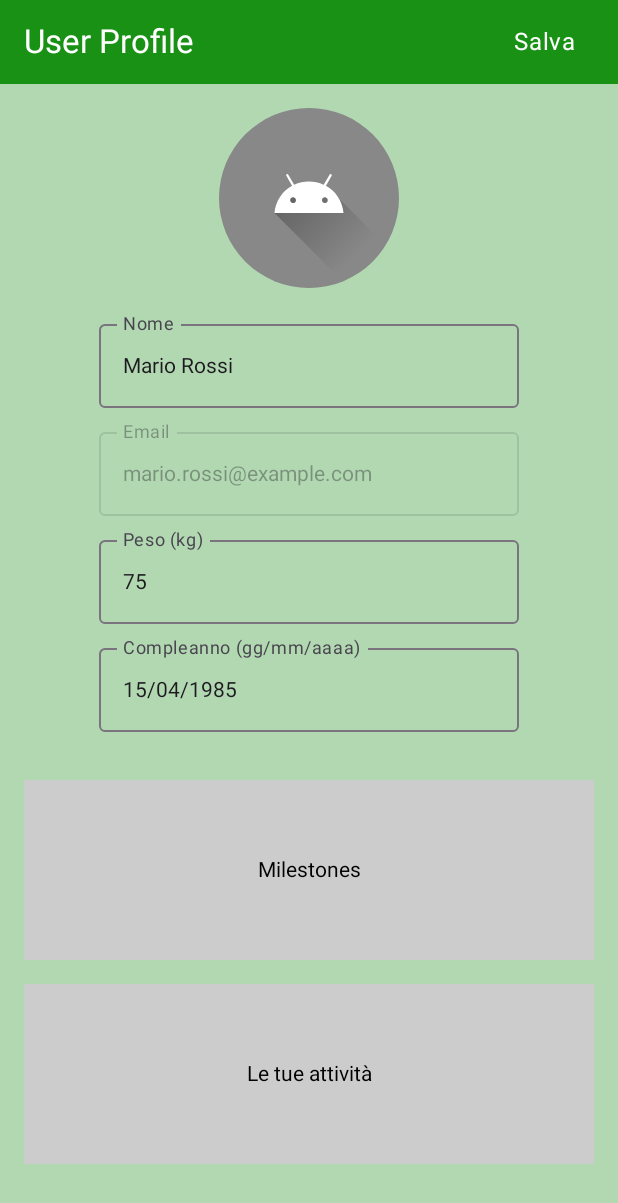
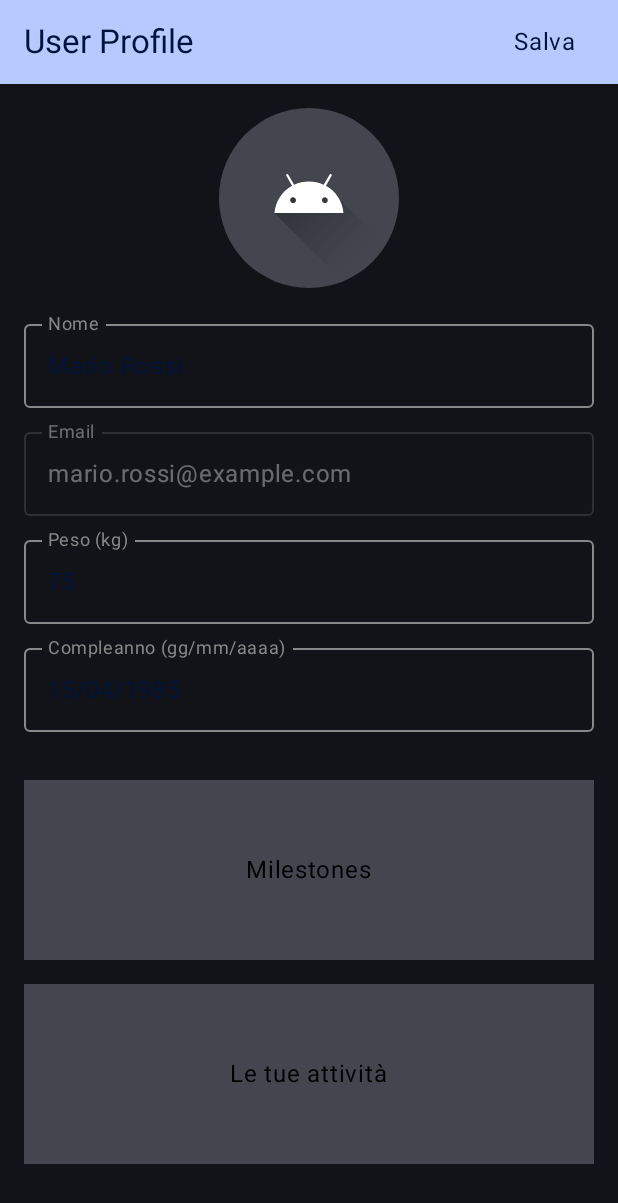
Before and after one commit to giuliocapo/GardenBuddy, an Android app built with Jetpack Compose: the @Preview function UserProfileScreenPreview, on a phone screen of 412 x 824 dp. Shown: the top 1203 px of the screen. Run offline under Robolectric (Android 15) with nearby library versions, the phone set to English and light mode, and no system bars.

Commit message:
theme and UserProfileScreen.kt updated

```diff
--- a/app/build.gradle.kts
+++ b/app/build.gradle.kts
@@ -20,6 +20,7 @@ android {
         android.buildFeatures.buildConfig = true
         val apiKeyPlant: String = project.findProperty("apiKeyPlant") as String? ?: ""
         buildConfigField("String", "API_KEY_PLANT", "\"$apiKeyPlant\"")
+        android.buildFeatures.buildConfig = true
     }
 
     buildTypes {
--- a/app/src/main/java/com/example/gardenbuddy/MainActivity.kt
+++ b/app/src/main/java/com/example/gardenbuddy/MainActivity.kt
@@ -30,7 +30,8 @@ class MainActivity : ComponentActivity() {
         FirebaseInitializer.init(this)
 
         setContent {
-            GardenBuddyTheme {
+            // Usa darkTheme = false se desideri il tema chiaro
+            GardenBuddyTheme(darkTheme = true) {
                 AppScaffold()
             }
         }
--- a/app/src/main/java/com/example/gardenbuddy/ui/screens/homescreen/WeatherCard.kt
+++ b/app/src/main/java/com/example/gardenbuddy/ui/screens/homescreen/WeatherCard.kt
@@ -39,8 +39,8 @@ fun WeatherCard(
         ) {
             Column(modifier = modifier.weight(1f)){
                 //AnimatedSunWithClouds(modifier)
-                //SunIcon(modifier)
-                CloudsAndRainIcon()
+                SunIcon(modifier)
+                //CloudsAndRainIcon()
             }
 
             // Sezione Informazioni Meteo
--- a/app/src/main/java/com/example/gardenbuddy/ui/screens/userprofilescreen/UserProfileScreen.kt
+++ b/app/src/main/java/com/example/gardenbuddy/ui/screens/userprofilescreen/UserProfileScreen.kt
@@ -10,21 +10,22 @@ import androidx.compose.runtime.*
 import androidx.compose.ui.Alignment
 import androidx.compose.ui.Modifier
 import androidx.compose.ui.draw.clip
-import androidx.compose.ui.graphics.Color
+
 import androidx.compose.ui.layout.ContentScale
 import androidx.compose.ui.res.painterResource
+import androidx.compose.ui.text.input.KeyboardType
 import androidx.compose.ui.tooling.preview.Preview
 import androidx.compose.ui.unit.dp
-import androidx.compose.ui.unit.sp
 import androidx.lifecycle.viewmodel.compose.viewModel
 import com.example.gardenbuddy.R
 import com.example.gardenbuddy.data.models.User
-import com.example.gardenbuddy.ui.theme.darkGreen
-import com.example.gardenbuddy.ui.theme.softGreen
+import com.example.gardenbuddy.ui.theme.GardenBuddyTheme
 import com.example.gardenbuddy.utils.toFormattedString
 import java.text.SimpleDateFormat
 import java.util.*
-
+import android.util.Log
+import androidx.compose.foundation.text.KeyboardOptions
+import androidx.compose.ui.graphics.Color
 
 @Composable
 fun UserProfileScreen(
@@ -51,10 +52,13 @@ fun UserProfileScreen(
             name = user.name
             email = user.email
             weight = user.weight.toString()
-            birthDate = user.birthdate?.toFormattedString().toString()// Formatta la data
+            birthDate = user.birthdate?.toFormattedString().toString() // Formatta la data
         }
     }
 
+    // Scaffold con una BottomAppBar di esempio
+    Scaffold(
+        content = { innerPadding ->
             UserProfileContent(
                 userId = userId,
                 name = name,
@@ -63,10 +67,14 @@ fun UserProfileScreen(
                 weight = weight,
                 onWeightChange = { weight = it },
                 birthDate = birthDate,
-        onBirthDateChange = { birthDate = it }
+                onBirthDateChange = { birthDate = it },
+                modifier = Modifier.padding(innerPadding)
+            )
+        }
     )
 }
 
+@OptIn(ExperimentalMaterial3Api::class)
 @Composable
 fun UserProfileContent(
     userId: String,
@@ -77,19 +85,20 @@ fun UserProfileContent(
     onWeightChange: (String) -> Unit,
     birthDate: String,
     onBirthDateChange: (String) -> Unit,
-    viewModel: UserProfileScreenViewModel = viewModel()) {
+    viewModel: UserProfileScreenViewModel = viewModel(),
+    modifier: Modifier = Modifier
+) {
     Column(
-        modifier = Modifier
+        modifier = modifier
             .fillMaxSize()
-            .background(softGreen) // Verde tenue
+            .background(MaterialTheme.colorScheme.background)
     ) {
-        // Barra in alto
-        // Barra in alto con pulsante Salva
+        // Barra in alto con pulsante "Salva"
         Box(
             modifier = Modifier
                 .fillMaxWidth()
                 .height(56.dp)
-                .background(darkGreen), // Verde più scuro
+                .background(MaterialTheme.colorScheme.primary),
             contentAlignment = Alignment.CenterStart
         ) {
             Row(
@@ -102,14 +111,36 @@ fun UserProfileContent(
                 Text(
                     text = "User Profile",
                     style = MaterialTheme.typography.titleLarge,
-                    color = Color.White
+                    color = MaterialTheme.colorScheme.onPrimary
                 )
 
                 // Pulsante Salva
-                TextButton(onClick = { viewModel.updateUserProfile(User(userId = userId, name = name, weight = weight.toDouble(), email = email, birthdate = SimpleDateFormat("yyyy-MM-dd", Locale.getDefault()).parse(birthDate))) }) {
+                TextButton(
+                    onClick = {
+                        try {
+                            val parsedWeight = weight.toDoubleOrNull()
+                            val parsedBirthDate = SimpleDateFormat("yyyy-MM-dd", Locale.getDefault()).parse(birthDate)
+                            if (parsedWeight == null || parsedBirthDate == null) {
+                                // Gestisci l'errore, es: messaggio di errore
+                                return@TextButton
+                            }
+                            viewModel.updateUserProfile(
+                                User(
+                                    userId = userId,
+                                    name = name,
+                                    weight = parsedWeight,
+                                    email = email,
+                                    birthdate = parsedBirthDate
+                                )
+                            )
+                        } catch (e: Exception) {
+                            Log.e("UserProfileContent", "Error parsing input fields", e)
+                        }
+                    }
+                ) {
                     Text(
                         text = "Salva",
-                        color = Color.White,
+                        color = MaterialTheme.colorScheme.onPrimary,
                         style = MaterialTheme.typography.bodyLarge
                     )
                 }
@@ -120,15 +151,16 @@ fun UserProfileContent(
         Column(
             modifier = Modifier
                 .fillMaxSize()
-                .padding(16.dp),
+                .padding(16.dp)
+                .background(MaterialTheme.colorScheme.background),
             horizontalAlignment = Alignment.CenterHorizontally
         ) {
-            // Immagine del profilo (luna)
+            // Immagine del profilo
             Box(
                 modifier = Modifier
                     .size(120.dp)
                     .clip(CircleShape)
-                    .background(Color.Gray)
+                    .background(MaterialTheme.colorScheme.surfaceVariant)
                     .clickable {
                         // Aggiungi azione per selezionare l'immagine
                     },
@@ -147,7 +179,22 @@ fun UserProfileContent(
             OutlinedTextField(
                 value = name,
                 onValueChange = onNameChange,
-                label = { Text("Nome") }
+                label = { Text("Nome") },
+                modifier = Modifier.fillMaxWidth(),
+                colors = TextFieldDefaults.outlinedTextFieldColors(
+                    // Colore del testo quando è in focus o no
+                    focusedTextColor = MaterialTheme.colorScheme.onPrimary,
+                    unfocusedTextColor = MaterialTheme.colorScheme.onPrimary,
+
+                    // Bordo quando è in focus o no
+                    focusedBorderColor = MaterialTheme.colorScheme.primary,
+                    unfocusedBorderColor = Color.Gray,
+
+                    // Label quando è in focus o no
+                    focusedLabelColor = MaterialTheme.colorScheme.primary,
+                    unfocusedLabelColor = Color.Gray,
+
+                    )
             )
 
             Spacer(modifier = Modifier.height(8.dp))
@@ -157,7 +204,22 @@ fun UserProfileContent(
                 value = email,
                 onValueChange = {},
                 label = { Text("Email") },
-                enabled = false // Disabilitato
+                enabled = false,
+                modifier = Modifier.fillMaxWidth(),
+                colors = TextFieldDefaults.outlinedTextFieldColors(
+                    // Colore del testo quando è in focus o no
+                    focusedTextColor = MaterialTheme.colorScheme.onPrimary,
+                    unfocusedTextColor = MaterialTheme.colorScheme.onPrimary,
+
+                    // Bordo quando è in focus o no
+                    focusedBorderColor = MaterialTheme.colorScheme.primary,
+                    unfocusedBorderColor = Color.Gray,
+
+                    // Label quando è in focus o no
+                    focusedLabelColor = MaterialTheme.colorScheme.primary,
+                    unfocusedLabelColor = Color.Gray,
+
+                    )
             )
 
             Spacer(modifier = Modifier.height(8.dp))
@@ -166,7 +228,22 @@ fun UserProfileContent(
             OutlinedTextField(
                 value = weight,
                 onValueChange = onWeightChange,
-                label = { Text("Peso (kg)") }
+                label = { Text("Peso (kg)") },
+                modifier = Modifier.fillMaxWidth(),
+                colors = TextFieldDefaults.outlinedTextFieldColors(
+                    // Colore del testo quando è in focus o no
+                    focusedTextColor = MaterialTheme.colorScheme.onPrimary,
+                    unfocusedTextColor = MaterialTheme.colorScheme.onPrimary,
+
+                    // Bordo quando è in focus o no
+                    focusedBorderColor = MaterialTheme.colorScheme.primary,
+                    unfocusedBorderColor = Color.Gray,
+
+                    // Label quando è in focus o no
+                    focusedLabelColor = MaterialTheme.colorScheme.primary,
+                    unfocusedLabelColor = Color.Gray,
+
+                    )
             )
 
             Spacer(modifier = Modifier.height(8.dp))
@@ -175,7 +252,22 @@ fun UserProfileContent(
             OutlinedTextField(
                 value = birthDate,
                 onValueChange = onBirthDateChange,
-                label = { Text("Compleanno (gg/mm/aaaa)") }
+                label = { Text("Compleanno (gg/mm/aaaa)") },
+                modifier = Modifier.fillMaxWidth(),
+                colors = TextFieldDefaults.outlinedTextFieldColors(
+                    // Colore del testo quando è in focus o no
+                    focusedTextColor = MaterialTheme.colorScheme.onPrimary,
+                    unfocusedTextColor = MaterialTheme.colorScheme.onPrimary,
+
+                    // Bordo quando è in focus o no
+                    focusedBorderColor = MaterialTheme.colorScheme.primary,
+                    unfocusedBorderColor = Color.Gray,
+
+                    // Label quando è in focus o no
+                    focusedLabelColor = MaterialTheme.colorScheme.primary,
+                    unfocusedLabelColor = Color.Gray,
+
+                    )
             )
 
             Spacer(modifier = Modifier.height(32.dp))
@@ -185,7 +277,7 @@ fun UserProfileContent(
                 modifier = Modifier
                     .fillMaxWidth()
                     .height(120.dp)
-                    .background(Color.LightGray),
+                    .background(MaterialTheme.colorScheme.surfaceVariant),
                 contentAlignment = Alignment.Center
             ) {
                 Text(text = "Milestones")
@@ -198,30 +290,33 @@ fun UserProfileContent(
                 modifier = Modifier
                     .fillMaxWidth()
                     .height(120.dp)
-                    .background(Color.LightGray),
+                    .background(MaterialTheme.colorScheme.surfaceVariant),
                 contentAlignment = Alignment.Center
             ) {
                 Text(text = "Le tue attività")
             }
         }
 
-        // Navigation Bar (Placeholder)
+        // Navigation Bar (Placeholder) - se vuoi mantenere una barra separata, la definisci qui
         Box(
             modifier = Modifier
                 .fillMaxWidth()
                 .height(56.dp)
-                .background(darkGreen), // Verde più scuro
+                .background(MaterialTheme.colorScheme.primary),
             contentAlignment = Alignment.Center
         ) {
-            Text(text = "Navigation Bar", color = Color.White)
+            Text(
+                text = "Navigation Bar",
+                color = MaterialTheme.colorScheme.onPrimary
+            )
         }
     }
 }
 
-//test UI
 @Preview(showBackground = true)
 @Composable
 fun UserProfileScreenPreview() {
+    GardenBuddyTheme(darkTheme = true) {
         UserProfileContent(
             userId = "123",
             name = "Mario Rossi",
@@ -233,3 +328,4 @@ fun UserProfileScreenPreview() {
             onBirthDateChange = {}
         )
     }
+}
```
Also changed, not shown: app/src/main/java/com/example/gardenbuddy/ui/theme/Theme.kt (+11 -7 lines). Lines whose indentation alone changed are shown as unchanged.
